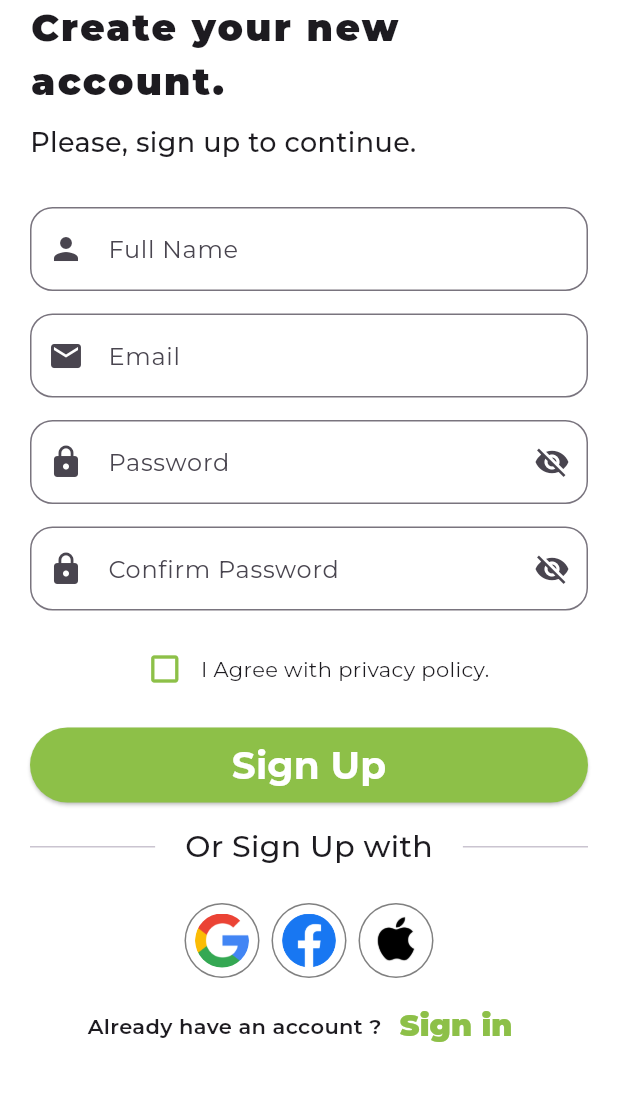
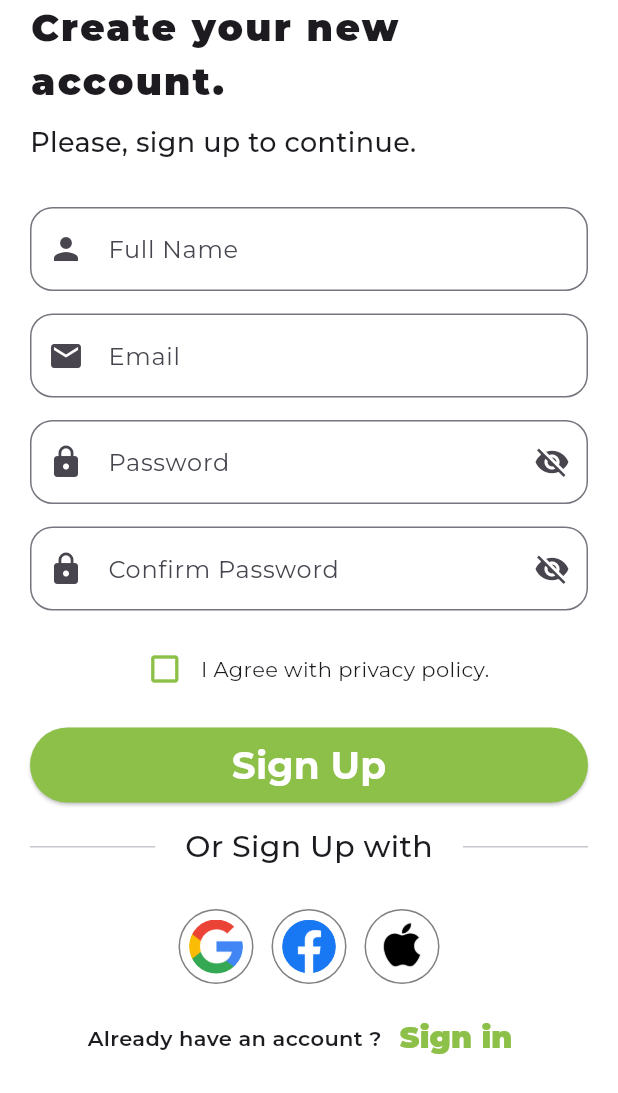
Before and after one commit to Ahmedmo1910/smartDietAssistantApp, a Flutter app: the SignUpScreen screen opened by its route, on a phone screen of 412 x 824 dp. Shown: the top 1093 px of the screen. Run offline on Flutter 3.47's test engine with Material 3 defaults, Android fonts, the phone set to English and light mode, and no system bars; drawn by our look-alikes of modal_progress_hud_nsn; our stand-ins replace bloc, dartz, dot_navigation_bar, firebase_auth, firebase_core, flutter_bloc and 5 more; missing offline and left inert: flutter_facebook_auth, tab_container; accounts and stored records are empty.

Commit message:
add social auth (google & facebook)

```diff
--- a/smart_bites/lib/features/auth/data/models/user_model.dart
+++ b/smart_bites/lib/features/auth/data/models/user_model.dart
@@ -10,4 +10,9 @@ class UserModel extends UserEntity {
       email: user.email!,
     );
   }
+  factory UserModel.fromJson(Map<String, dynamic> json) => UserModel(
+        uId: json['uId'],
+        name: json['name'],
+        email: json['email'],
+      );
 }
--- a/smart_bites/lib/features/auth/signin/presentation/views/widgets/social_row_widget.dart
+++ b/smart_bites/lib/features/auth/signin/presentation/views/widgets/social_row_widget.dart
@@ -2,7 +2,9 @@ import 'package:flutter/material.dart';
 import 'package:smart_bites/features/auth/signin/presentation/views/widgets/social_item_widget.dart';
 
 class SocialRowWidget extends StatelessWidget {
-  const SocialRowWidget({super.key});
+  final void Function()? googleSign;
+  final void Function()? facebookSign;
+  const SocialRowWidget({super.key, this.googleSign, this.facebookSign});
 
   @override
   Widget build(BuildContext context) {
@@ -10,16 +12,21 @@ class SocialRowWidget extends StatelessWidget {
       mainAxisSize: MainAxisSize.min,
       mainAxisAlignment: MainAxisAlignment.spaceEvenly,
       children: [
+        GestureDetector(
+          onTap: googleSign,
+          child: Padding(
+            padding: const EdgeInsets.all(12.0),
+            child: SocialItemWidget(imgPath: 'assets/images/google.png'),
+          ),
+        ),
+        GestureDetector(
+          onTap: facebookSign,
+          child: SocialItemWidget(imgPath: 'assets/images/facebook.png'),
+        ),
         Padding(
-          padding: const EdgeInsets.all(8.0),
-          child: SocialItemWidget(imgPath: 'assets/images/google.png'),
-        ),
-        SocialItemWidget(imgPath: 'assets/images/facebook.png'),
-        Padding(
-          padding: const EdgeInsets.all(8.0),
+          padding: const EdgeInsets.all(12.0),
           child: SocialItemWidget(imgPath: 'assets/images/mac.jpg'),
         ),
-
       ],
     );
   }
--- a/smart_bites/lib/features/auth/signup/presentation/views/widgets/sign_up_screen_body.dart
+++ b/smart_bites/lib/features/auth/signup/presentation/views/widgets/sign_up_screen_body.dart
@@ -1,4 +1,5 @@
 import 'package:flutter/material.dart';
+import 'package:flutter_bloc/flutter_bloc.dart';
 import 'package:smart_bites/features/auth/signin/presentation/views/sign_in_screen.dart';
 import 'package:smart_bites/features/auth/signin/presentation/views/widgets/auth_header_widget.dart';
 import 'package:smart_bites/features/auth/signin/presentation/views/widgets/or_row_widget.dart';
@@ -6,6 +7,7 @@ import 'package:smart_bites/features/auth/signin/presentation/views/widgets/soci
 import 'package:smart_bites/features/auth/signin/presentation/views/widgets/text_bottom_widget.dart';
 import 'package:smart_bites/features/auth/signin/presentation/views/widgets/text_form_email.dart';
 import 'package:smart_bites/features/auth/signin/presentation/views/widgets/text_form_password.dart';
+import 'package:smart_bites/features/auth/signup/presentation/cubit/signup_cubit.dart';
 import 'package:smart_bites/features/auth/signup/presentation/views/widgets/check_box_widget.dart';
 import 'package:smart_bites/features/auth/signup/presentation/views/widgets/text_form_name.dart';
 import 'package:smart_bites/features/validation/validation_password.dart';
@@ -98,7 +100,12 @@ class _SignUpScreenBodyState extends State<SignUpScreenBody> {
                   const SizedBox(height: 15),
                   OrRowWidget(textOr: 'Sign Up'),
                   const SizedBox(height: 15),
-                  SocialRowWidget(),
+                  SocialRowWidget(
+                    googleSign: () =>
+                        context.read<SignupCubit>().signinWithGoogle(),
+                    facebookSign: () =>
+                        context.read<SignupCubit>().signinWithFacebook(),
+                  ),
                 ],
               ),
             ),
--- a/smart_bites/lib/features/splash/presentation/views/splash_screen.dart
+++ b/smart_bites/lib/features/splash/presentation/views/splash_screen.dart
@@ -1,4 +1,5 @@
 import 'package:flutter/material.dart';
+import 'package:smart_bites/features/auth/signin/presentation/views/sign_in_screen.dart';
 import 'package:smart_bites/features/splash/presentation/views/widgets/splash_screen_body.dart';
 import 'package:smart_bites/main_screen.dart';
 
@@ -24,7 +25,7 @@ class _SplashScreenState extends State<SplashScreen> {
 
   void executeNavigation() {
     Future.delayed(const Duration(seconds: 3), () {
-      Navigator.pushReplacementNamed(context, MainScreen.routeName);
+      Navigator.pushReplacementNamed(context, SignInScreen.routeName);
     });
   }
 }
--- a/smart_bites/lib/main.dart
+++ b/smart_bites/lib/main.dart
@@ -11,7 +11,7 @@ import 'core/presentation/cubits/theme/theme_state.dart';
 
 void main() async {
   WidgetsFlutterBinding.ensureInitialized();
- // Bloc.observer = CustomBlocObserver();
+  Bloc.observer = CustomBlocObserver();
    await Firebase.initializeApp(
     options: DefaultFirebaseOptions.currentPlatform,
   );
--- a/smart_bites/pubspec.yaml
+++ b/smart_bites/pubspec.yaml
@@ -49,7 +49,8 @@ dependencies:
   tab_container: ^3.5.3
   firebase_auth: ^6.1.0
   modal_progress_hud_nsn: ^0.5.1
-
+  google_sign_in: ^6.2.2
+  flutter_facebook_auth: ^7.1.2
 
 dev_dependencies:
   flutter_test:
```
Also changed, not shown: smart_bites/lib/core/services/firebase_auth_service.dart (+35 -6 lines), smart_bites/lib/features/auth/data/repos/auth_repo_imp.dart (+28 -8 lines), smart_bites/lib/features/auth/signup/presentation/cubit/signup_cubit.dart (+26 -0 lines), smart_bites/pubspec.lock, 4 other files.
